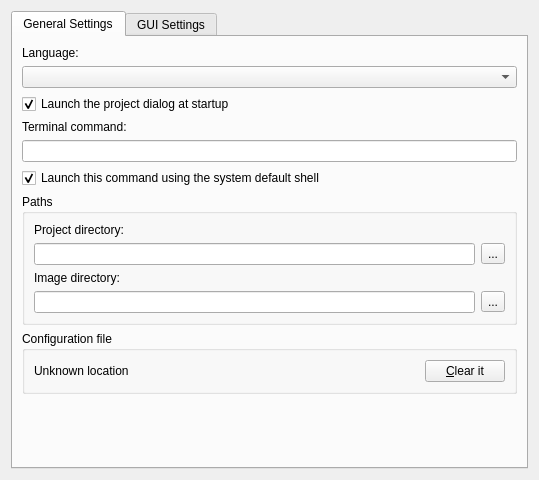
Before: the Qt Designer form src/GNS3/Ui/ConfigurationPages/Form_PreferencesGeneral.ui in GNS3/gns3-legacy, drawn with Qt 5.
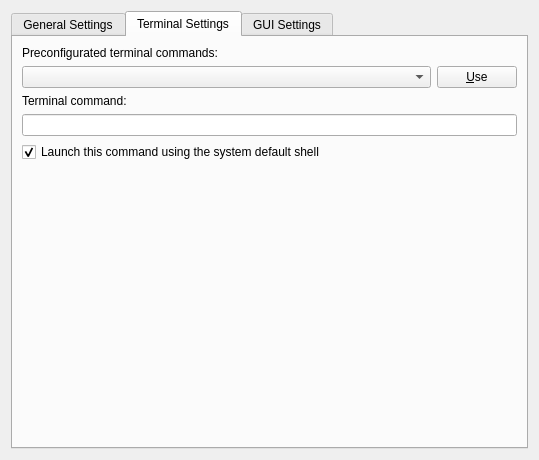
After: the same form once the commit is applied. The open tabs and pages were chosen to show the change.

Diff of the .ui file:
```diff
--- a/src/GNS3/Ui/ConfigurationPages/Form_PreferencesGeneral.ui
+++ b/src/GNS3/Ui/ConfigurationPages/Form_PreferencesGeneral.ui
@@ -7,7 +7,7 @@
     <x>0</x>
     <y>0</y>
     <width>539</width>
-    <height>480</height>
+    <height>460</height>
    </rect>
   </property>
   <property name="windowTitle">
@@ -23,7 +23,7 @@
       <attribute name="title">
        <string>General Settings</string>
       </attribute>
-      <layout class="QGridLayout">
+      <layout class="QGridLayout" name="gridLayout_2">
        <item row="0" column="0">
         <widget class="QLabel" name="label">
          <property name="enabled">
@@ -34,7 +34,7 @@
          </property>
         </widget>
        </item>
-       <item row="1" column="0">
+       <item row="1" column="0" colspan="2">
         <widget class="QComboBox" name="langsBox">
          <property name="enabled">
           <bool>true</bool>
@@ -47,7 +47,7 @@
          </property>
         </widget>
        </item>
-       <item row="2" column="0">
+       <item row="2" column="0" colspan="2">
         <widget class="QCheckBox" name="checkBoxProjectDialog">
          <property name="text">
           <string>Launch the project dialog at startup</string>
@@ -58,26 +58,13 @@
         </widget>
        </item>
        <item row="3" column="0">
-        <widget class="QLabel" name="label_4">
+        <widget class="QLabel" name="label_7">
          <property name="text">
-          <string>Terminal command:</string>
+          <string>Waiting time between each start when starting every devices:</string>
          </property>
         </widget>
        </item>
-       <item row="4" column="0">
-        <widget class="QLineEdit" name="lineEditTermCommand"/>
-       </item>
-       <item row="5" column="0">
-        <widget class="QCheckBox" name="checkBoxUseShell">
-         <property name="text">
-          <string>Launch this command using the system default shell</string>
-         </property>
-         <property name="checked">
-          <bool>true</bool>
-         </property>
-        </widget>
-       </item>
-       <item row="6" column="0">
+       <item row="5" column="0" colspan="2">
         <widget class="QGroupBox" name="groupBox_2">
          <property name="title">
           <string>Paths</string>
@@ -126,7 +113,7 @@
          </layout>
         </widget>
        </item>
-       <item row="7" column="0">
+       <item row="6" column="0" colspan="2">
         <widget class="QGroupBox" name="groupBox_3">
          <property name="title">
           <string>Configuration file</string>
@@ -162,7 +149,7 @@
          </layout>
         </widget>
        </item>
-       <item row="8" column="0">
+       <item row="7" column="0" colspan="2">
         <spacer>
          <property name="orientation">
           <enum>Qt::Vertical</enum>
@@ -174,6 +161,79 @@
           </size>
          </property>
         </spacer>
+       </item>
+       <item row="4" column="0" colspan="2">
+        <widget class="QSpinBox" name="slowStartAll">
+         <property name="suffix">
+          <string> seconds</string>
+         </property>
+         <property name="maximum">
+          <number>10000</number>
+         </property>
+        </widget>
+       </item>
+      </layout>
+     </widget>
+     <widget class="QWidget" name="tab_3">
+      <attribute name="title">
+       <string>Terminal Settings</string>
+      </attribute>
+      <layout class="QGridLayout" name="gridLayout">
+       <item row="0" column="0">
+        <widget class="QLabel" name="label_8">
+         <property name="text">
+          <string>Preconfigurated terminal commands:</string>
+         </property>
+        </widget>
+       </item>
+       <item row="1" column="0">
+        <widget class="QComboBox" name="comboBoxPreconfigTerminalCommands"/>
+       </item>
+       <item row="2" column="0">
+        <widget class="QLabel" name="label_4">
+         <property name="text">
+          <string>Terminal command:</string>
+         </property>
+        </widget>
+       </item>
+       <item row="3" column="0" colspan="2">
+        <widget class="QLineEdit" name="lineEditTermCommand"/>
+       </item>
+       <item row="4" column="0">
+        <widget class="QCheckBox" name="checkBoxUseShell">
+         <property name="text">
+          <string>Launch this command using the system default shell</string>
+         </property>
+         <property name="checked">
+          <bool>true</bool>
+         </property>
+        </widget>
+       </item>
+       <item row="5" column="0" colspan="2">
+        <spacer name="verticalSpacer">
+         <property name="orientation">
+          <enum>Qt::Vertical</enum>
+         </property>
+         <property name="sizeHint" stdset="0">
+          <size>
+           <width>20</width>
+           <height>315</height>
+          </size>
+         </property>
+        </spacer>
+       </item>
+       <item row="1" column="1">
+        <widget class="QPushButton" name="pushButtonUseTerminalCommand">
+         <property name="sizePolicy">
+          <sizepolicy hsizetype="Maximum" vsizetype="Fixed">
+           <horstretch>0</horstretch>
+           <verstretch>0</verstretch>
+          </sizepolicy>
+         </property>
+         <property name="text">
+          <string>&amp;Use</string>
+         </property>
+        </widget>
        </item>
       </layout>
      </widget>
```
